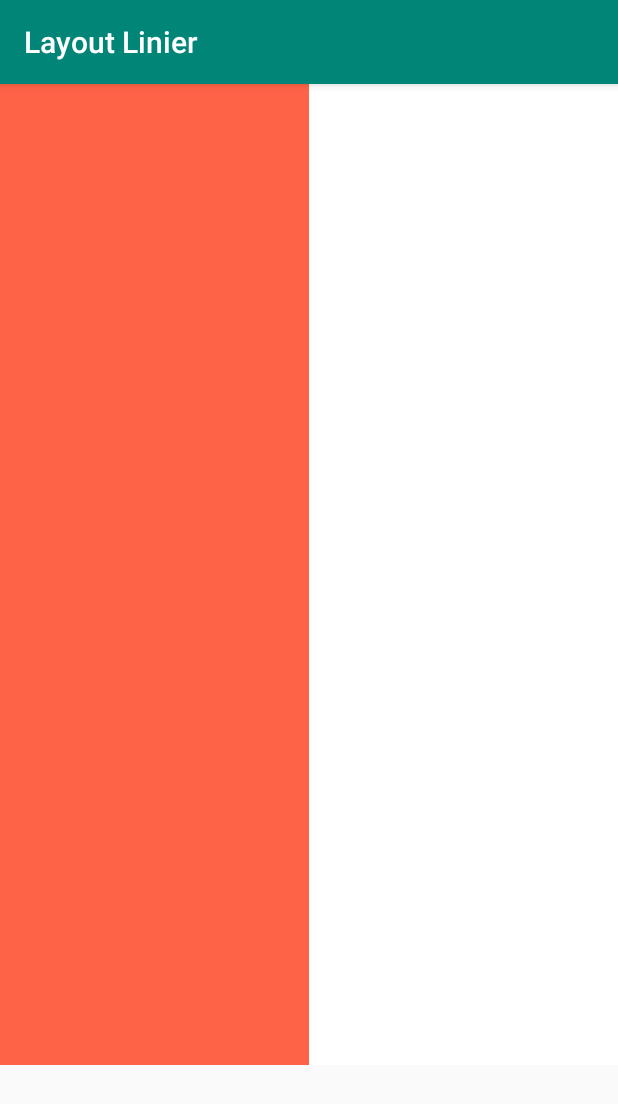
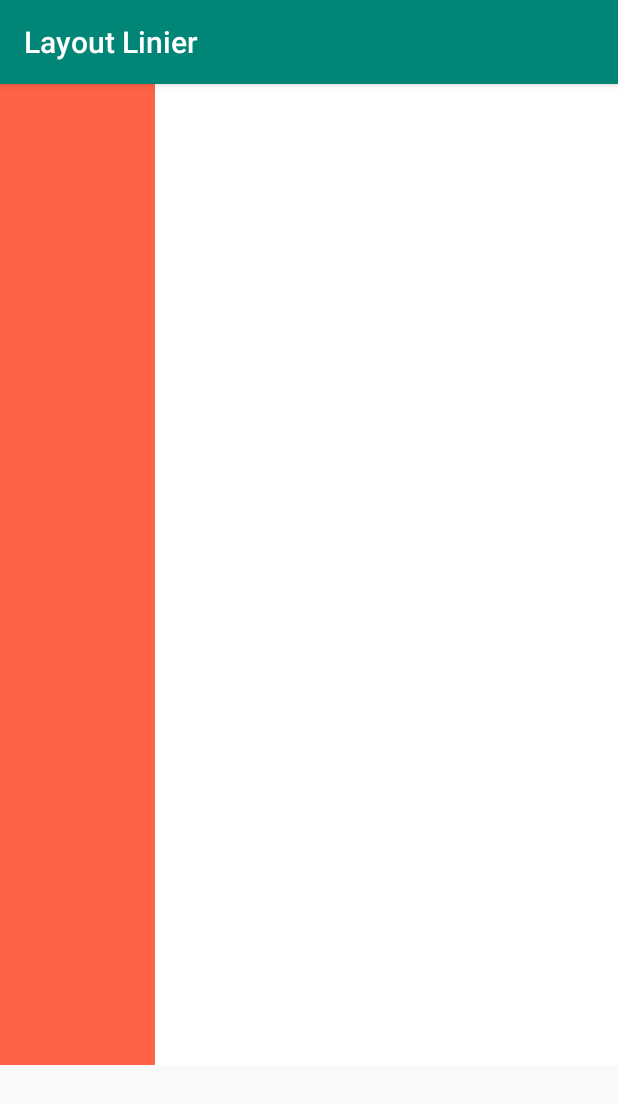
Before and after one commit to pemrograman-mobile-2019/02-linear-layout-NurmaSilviyanti25, an Android app: the screen it shows after launch (MainActivity), on a phone screen of 412 x 824 dp. Shown: the top 1104 px of the screen. Run offline under Robolectric (Android 15) with nearby library versions, the phone set to English and light mode, and no system bars.

Commit message:
Mengubah horizontal dan lainnya

```diff
--- a/app/src/main/res/layout/activity_main.xml
+++ b/app/src/main/res/layout/activity_main.xml
@@ -4,14 +4,14 @@
     xmlns:tools="http://schemas.android.com/tools"
     android:layout_width="match_parent"
     android:orientation="horizontal"
-    android:weightSum="2"
+    android:weightSum="4"
     android:layout_height="match_parent"
     tools:context=".MainActivity">
 
     <LinearLayout
         android:layout_width="match_parent"
         android:layout_height="654dp"
-        android:layout_weight="1"
+        android:layout_weight="3"
         android:background="#FF6347">
 
     </LinearLayout>
```
